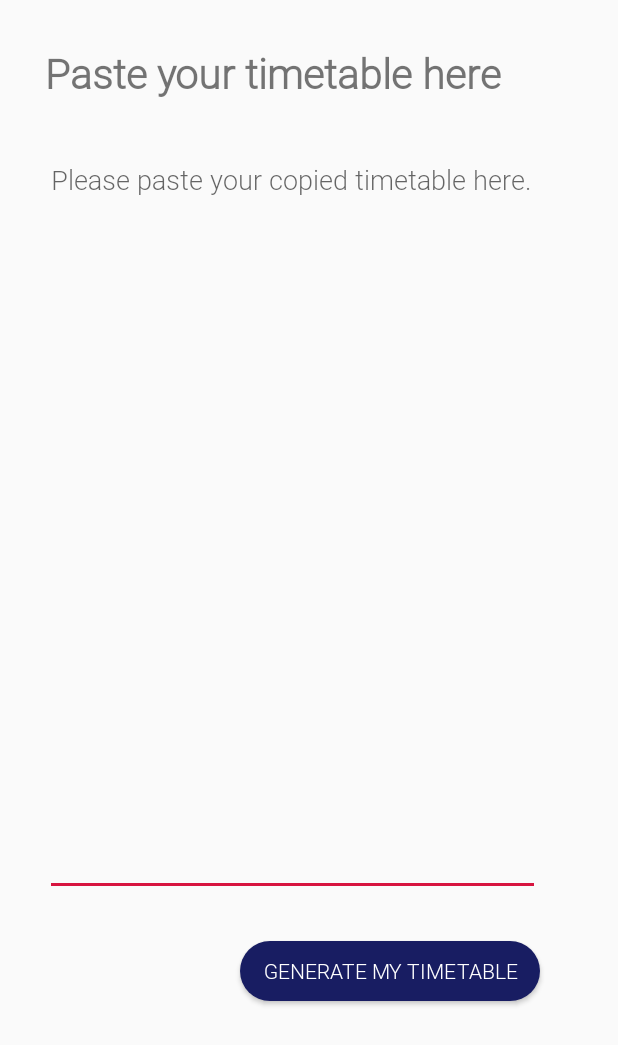
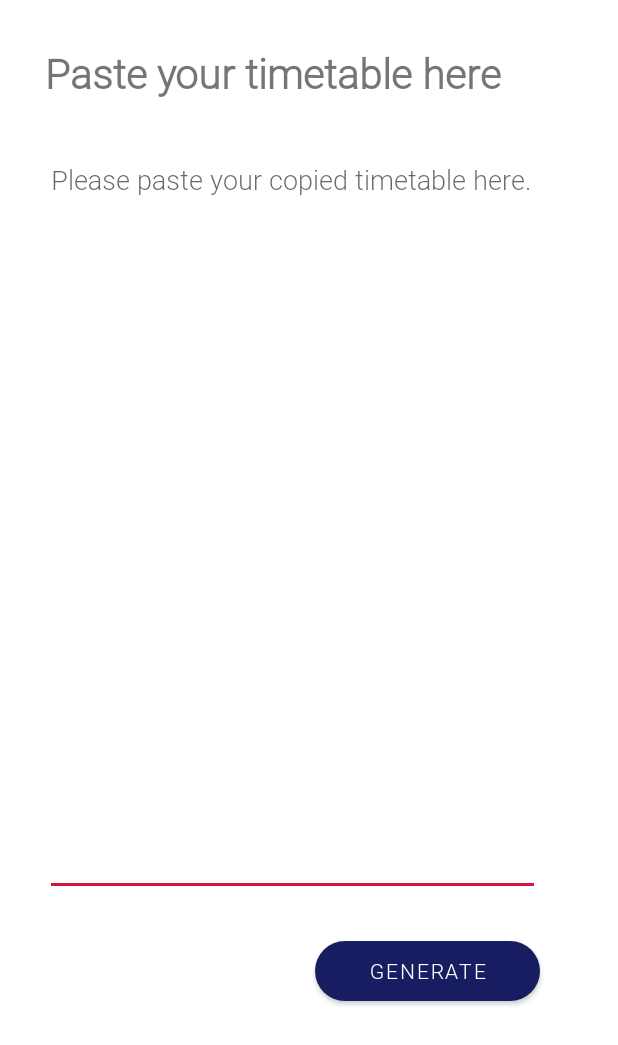
Before and after one commit to desmondkz/FreshEEE, an Android app: the TimeTablePasteActivity screen opened directly, with no data from a screen before it, on a phone screen of 412 x 824 dp. Shown: the top 1045 px of the screen. Run offline under Robolectric (Android 15) with nearby library versions, the phone set to English and light mode, and no system bars.

Commit message:
updated timetable pages layout slightly and added alert dialog when empty edittext is presented when generat button is pressed

```diff
--- a/app/src/main/res/layout/activity_time_table_instruction.xml
+++ b/app/src/main/res/layout/activity_time_table_instruction.xml
@@ -29,7 +29,7 @@
 
     <Button
         android:id="@+id/step_1"
-        android:layout_width="200dp"
+        android:layout_width="250dp"
         android:layout_height="40dp"
         android:layout_marginStart="30dp"
         android:layout_marginTop="50dp"
@@ -40,7 +40,7 @@
 
     <Button
         android:id="@+id/step_2"
-        android:layout_width="200dp"
+        android:layout_width="250dp"
         android:layout_height="40dp"
         android:layout_marginStart="30dp"
         android:layout_marginTop="30dp"
--- a/app/src/main/res/layout/activity_time_table_main.xml
+++ b/app/src/main/res/layout/activity_time_table_main.xml
@@ -13,7 +13,8 @@
         android:layout_height="wrap_content"
         android:layout_width="match_parent"
         android:text="My Timetable"
-        android:textSize="17sp"
+        android:textSize="20sp"
+        android:textStyle="bold"
         android:gravity="center_horizontal"
         android:layout_margin="5dp"/>
 
--- a/app/src/main/res/layout/activity_time_table_paste.xml
+++ b/app/src/main/res/layout/activity_time_table_paste.xml
@@ -31,13 +31,13 @@
 
     <Button
         android:id="@+id/generate_timetable"
-        android:layout_width="200dp"
+        android:layout_width="150dp"
         android:layout_height="40dp"
-        android:layout_marginStart="160dp"
+        android:layout_marginStart="210dp"
         android:layout_marginTop="30dp"
         android:layout_below="@+id/editTextTextMultiLine"
         android:background="@drawable/rounded_corners"
-        android:text="GENERATE MY TIMETABLE"
+        android:text="GENERATE"
         android:textColor="@color/white" />
 
 
--- a/app/src/main/res/values/styles.xml
+++ b/app/src/main/res/values/styles.xml
@@ -1,6 +1,6 @@
 <resources>
     <!-- Base application theme. -->
-    <style name="AppTheme" parent="Theme.AppCompat.DayNight.NoActionBar">
+    <style name="AppTheme" parent="Theme.MaterialComponents.Light.NoActionBar">
         <!-- Customize your theme here. -->
         <item name="colorPrimary">@color/colorPrimary</item>
         <item name="colorPrimaryDark">@color/light_grey</item>
```
Also changed, not shown: app/src/main/java/com/ntu/fresheee/TimeTablePasteActivity.java (+14 -4 lines).
